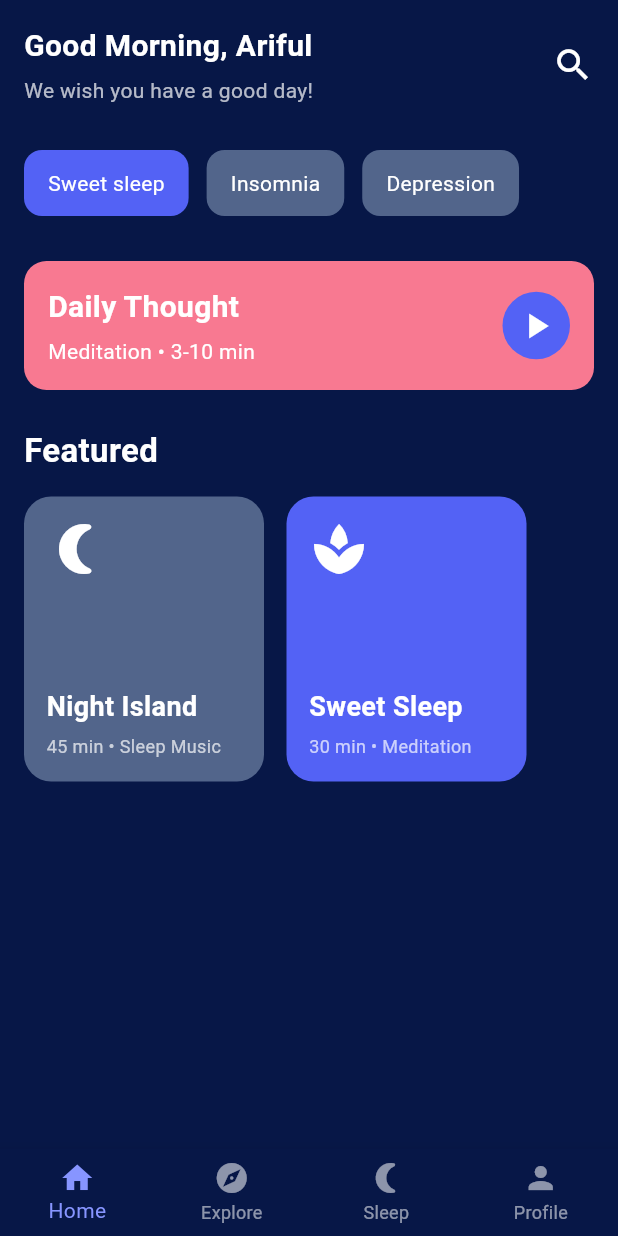
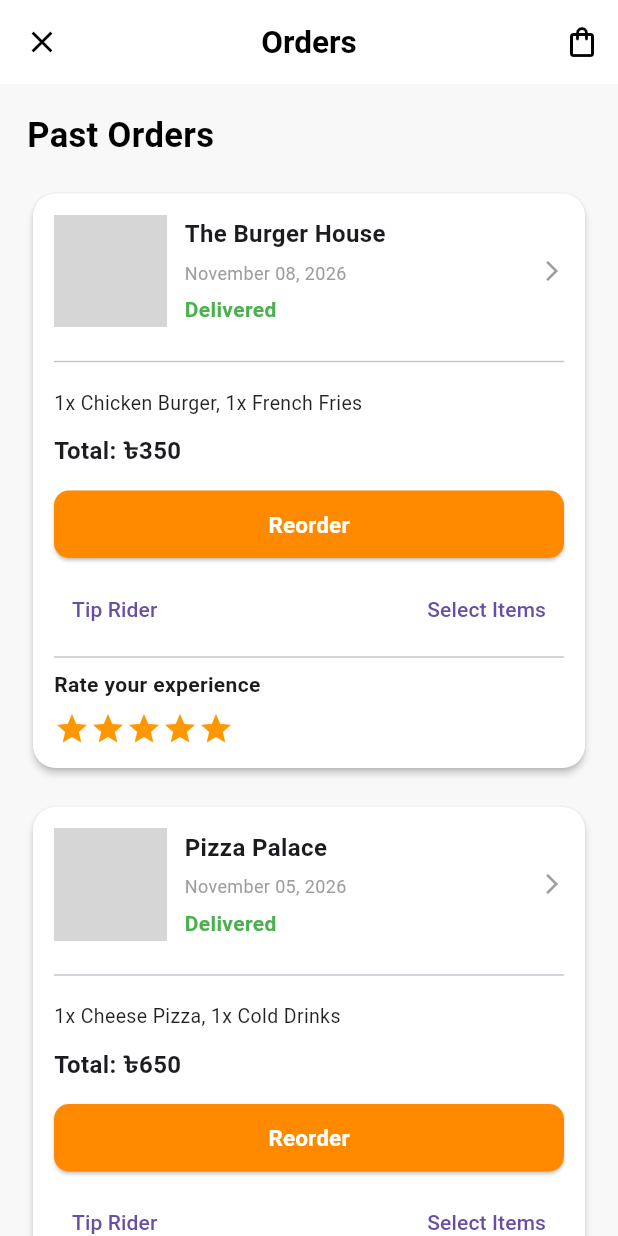
Before and after one commit to arifuldev47/Flutter_Clas_One, a Flutter app: the screen it shows after launch, on a phone screen of 412 x 824 dp. Run offline on Flutter 3.47's test engine with Material 3 defaults, Android fonts, the phone set to English and light mode, and no system bars; grey boxes are pictures that could not be loaded.

Commit message:
Complete Food Delivery Orders Screen UI

```diff
--- a/lib/Homescreen.dart
+++ b/lib/home_screen.dart
@@ -81,7 +81,6 @@ class Homescreen extends StatelessWidget {
                               ),
                             ),
                             const SizedBox(height: 5),
-
                             const Text(
                               "Meditation • 3-10 min",
                               style: TextStyle(
@@ -222,7 +221,6 @@ class Homescreen extends StatelessWidget {
                     ],
                   ),
                 ),
-
                 const SizedBox(height: 25),
               ],
             ),
--- a/lib/main.dart
+++ b/lib/main.dart
@@ -1,5 +1,6 @@
 import 'package:flutter/material.dart';
-import 'package:second_class_app/Homescreen.dart';
+import 'home_screen.dart';
+import 'screens/orders_screen.dart';
 void main(){
   runApp(const MyApp());
 }
@@ -10,7 +11,7 @@ class MyApp extends StatelessWidget {
   Widget build(BuildContext context) {
     return MaterialApp(
       debugShowCheckedModeBanner: false,
-      home: Homescreen(),
+      home: OrdersScreen(),
     );
   }
 }
--- /dev/null
+++ b/lib/screens/orders_screen.dart
@@ -0,0 +1,221 @@
+import 'package:flutter/material.dart';
+class OrdersScreen extends StatelessWidget {
+  const OrdersScreen({super.key});
+  @override
+  Widget build(BuildContext context) {
+    return Scaffold(
+      backgroundColor: const Color(0xFFF8F8F8),
+      appBar: AppBar(
+        backgroundColor: Colors.white,
+        elevation: 0,
+        centerTitle: true,
+        title: const Text(
+          "Orders",
+          style: TextStyle(
+            color: Colors.black,
+            fontSize: 21,
+            fontWeight: FontWeight.bold,
+          ),
+        ),
+        leading: IconButton(
+          onPressed: () {},
+          icon: const Icon(Icons.close, color: Colors.black),
+        ),
+        actions: [
+          IconButton(
+            onPressed: () {},
+            icon: const Icon(
+              Icons.shopping_bag_outlined,
+              color: Colors.black,
+            ),
+          ),
+        ],
+      ),
+      body: SingleChildScrollView(
+        padding: const EdgeInsets.all(18),
+        child: Column(
+          crossAxisAlignment: CrossAxisAlignment.start,
+          children: [
+            const Text(
+              "Past Orders",
+              style: TextStyle(
+                fontSize: 23,
+                fontWeight: FontWeight.bold,
+                color: Colors.black,
+              ),
+            ),
+            const SizedBox(height: 18),
+            orderCard(
+              image: 'ios/assets/images/restaurant.jpg',
+              restaurant: 'The Burger House',
+              date: 'November 08, 2026',
+              food: '1x Chicken Burger, 1x French Fries',
+              price: '৳350',
+            ),
+            const SizedBox(height: 18),
+            orderCard(
+              image: 'ios/assets/images/restaurantthree.jpg.jpg',
+              restaurant: 'Pizza Palace',
+              date: 'November 05, 2026',
+              food: '1x Cheese Pizza, 1x Cold Drinks',
+              price: '৳650',
+            ),
+            const SizedBox(height: 18),
+            orderCard(
+              image: 'ios/assets/images/restauranttow.jpg.jpg',
+              restaurant: 'Food Garden',
+              date: 'November 02, 2026',
+              food: '2x Chicken Pasta, 1x Juice',
+              price: '৳450',
+            ),
+          ],
+        ),
+      ),
+    );
+  }
+  Widget orderCard({
+    required String image,
+    required String restaurant,
+    required String date,
+    required String food,
+    required String price,
+  }) {
+    return Card(
+      color: Colors.white,
+      elevation: 2,
+      shape: RoundedRectangleBorder(
+        borderRadius: BorderRadius.circular(15),
+      ),
+      child: Padding(
+        padding: const EdgeInsets.all(14),
+        child: Column(
+          crossAxisAlignment: CrossAxisAlignment.start,
+          children: [
+            Row(
+              children: [
+                ClipRRect(
+                  borderRadius: BorderRadius.circular(10),
+                  child: Image.asset(
+                    image,
+                    height: 75,
+                    width: 75,
+                    fit: BoxFit.cover,
+                  ),
+                ),
+                const SizedBox(width: 12),
+                Expanded(
+                  child: Column(
+                    crossAxisAlignment: CrossAxisAlignment.start,
+                    children: [
+                      Text(
+                        restaurant,
+                        style: const TextStyle(
+                          fontSize: 16,
+                          fontWeight: FontWeight.bold,
+                        ),
+                      ),
+                      const SizedBox(height: 6),
+                      Text(
+                        date,
+                        style: const TextStyle(
+                          fontSize: 12,
+                          color: Colors.grey,
+                        ),
+                      ),
+                      const SizedBox(height: 6),
+                      const Text(
+                        "Delivered",
+                        style: TextStyle(
+                          color: Colors.green,
+                          fontWeight: FontWeight.bold,
+                        ),
+                      ),
+                    ],
+                  ),
+                ),
+                const Icon(
+                  Icons.arrow_forward_ios,
+                  size: 16,
+                  color: Colors.grey,
+                ),
+              ],
+            ),
+            const SizedBox(height: 15),
+            const Divider(),
+            const SizedBox(height: 10),
+            Text(
+              food,
+              style: const TextStyle(
+                fontSize: 13,
+                color: Colors.black87,
+              ),
+            ),
+            const SizedBox(height: 10),
+            Text(
+              "Total: $price",
+              style: const TextStyle(
+                fontSize: 16,
+                fontWeight: FontWeight.bold,
+              ),
+            ),
+            const SizedBox(height: 15),
+            SizedBox(
+              width: double.infinity,
+              height: 45,
+              child: ElevatedButton(
+                onPressed: () {},
+                style: ElevatedButton.styleFrom(
+                  backgroundColor: const Color(0xFFFF8A00),
+                  foregroundColor: Colors.white,
+                  shape: RoundedRectangleBorder(
+                    borderRadius: BorderRadius.circular(10),
+                  ),
+                ),
+                child: const Text(
+                  "Reorder",
+                  style: TextStyle(
+                    fontSize: 15,
+                    fontWeight: FontWeight.bold,
+                  ),
+                ),
+              ),
+            ),
+            const SizedBox(height: 10),
+            Row(
+              mainAxisAlignment: MainAxisAlignment.spaceBetween,
+              children: [
+                TextButton(
+                  onPressed: () {},
+                  child: const Text("Tip Rider"),
+                ),
+                TextButton(
+                  onPressed: () {},
+                  child: const Text("Select Items"),
+                ),
+              ],
+            ),
+            const Divider(),
+            const Text(
+              "Rate your experience",
+              style: TextStyle(
+                fontSize: 14,
+                fontWeight: FontWeight.bold,
+              ),
+            ),
+            const SizedBox(height: 8),
+            Row(
+              children: List.generate(
+                5,
+                    (index) => const Icon(
+                  Icons.star,
+                  color: Colors.orange,
+                  size: 24,
+                ),
+              ),
+            ),
+          ],
+        ),
+      ),
+    );
+  }
+}
--- a/pubspec.yaml
+++ b/pubspec.yaml
@@ -55,8 +55,13 @@ flutter:
   # The following line ensures that the Material Icons font is
   # included with your application, so that you can use the icons in
   # the material Icons class.
+
   uses-material-design: true
 
+  assets:
+    - ios/assets/images/restaurant.jpg
+    - ios/assets/images/restaurantthree.jpg.jpg
+    - ios/assets/images/restauranttow.jpg.jpg
   # To add assets to your application, add an assets section, like this:
   # assets:
   #   - images/a_dot_burr.jpeg
```
Also changed, not shown: assets/images/restaurant.jpg (added), 3 other files.
